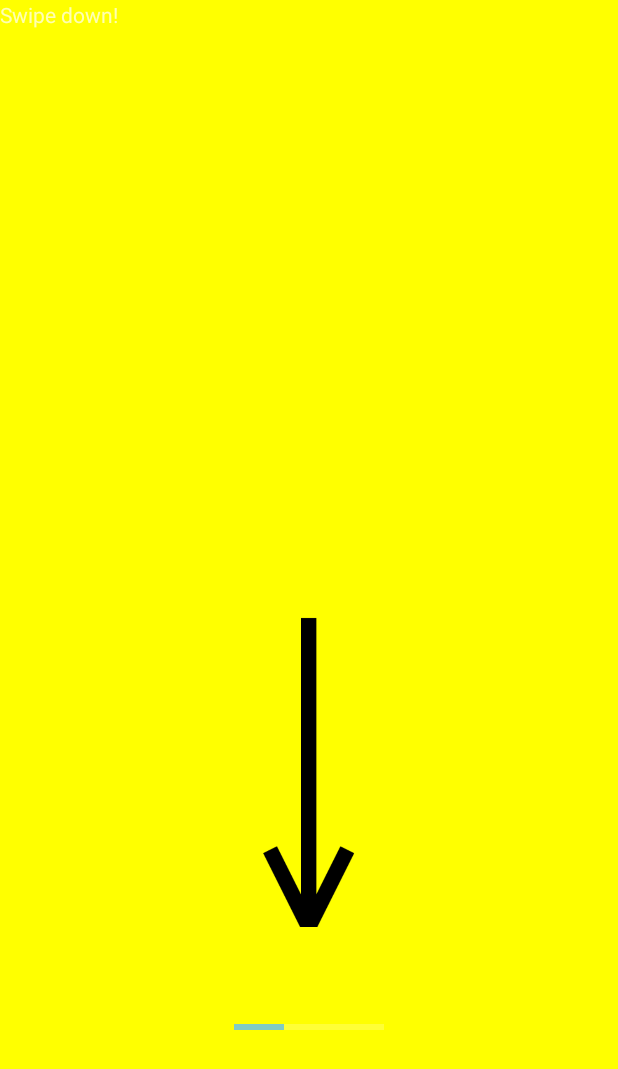
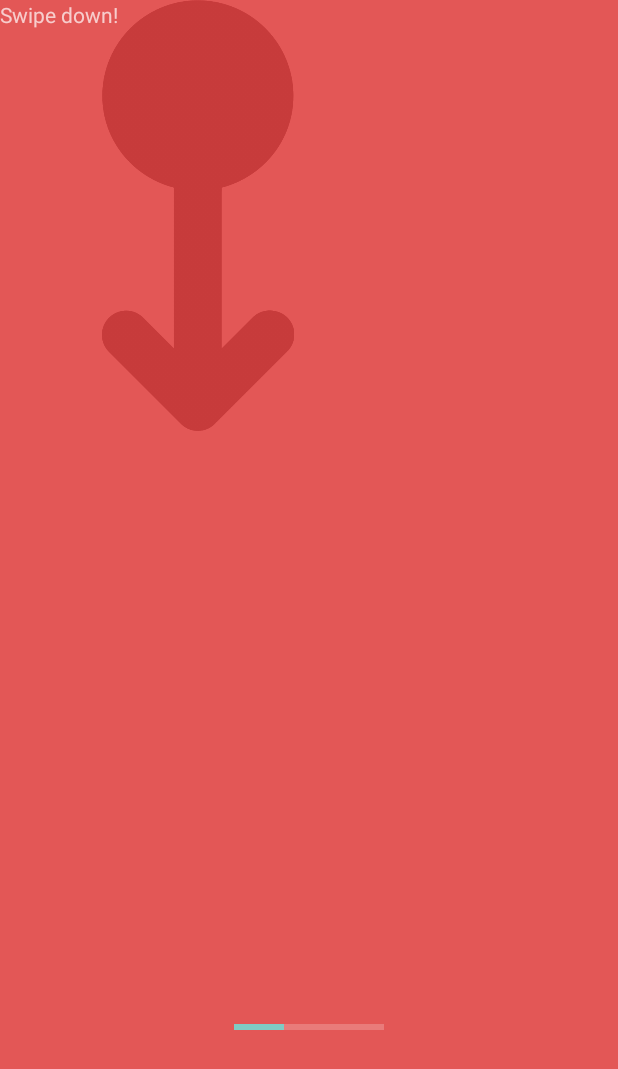
Before and after one commit to noodlegg/RPG, an Android app: the SwipeCommandFragment screen opened directly, with no data from a screen before it, on a phone screen of 412 x 824 dp. Shown: the top 1069 px of the screen. Run offline under Robolectric (Android 15) with nearby library versions, the phone set to English and light mode, and no system bars.

Commit message:
added ui to swipe cmmand

```diff
--- a/app/src/main/res/layout/fragment_swipe_command.xml
+++ b/app/src/main/res/layout/fragment_swipe_command.xml
@@ -3,7 +3,7 @@
     xmlns:tools="http://schemas.android.com/tools"
     android:layout_width="match_parent"
     android:layout_height="match_parent"
-    android:background="#FF0"
+    android:background="@drawable/solo_background"
     tools:context="com.example.sword.rpg.SwipeCommandFragment">
 
     <!-- TODO: Update blank fragment layout -->
@@ -18,8 +18,10 @@
 
     <ImageView
         android:id="@+id/arrow"
-        android:layout_width="wrap_content"
-        android:layout_height="wrap_content"
-        android:src="@drawable/arrow" />
+        android:layout_width="264dp"
+        android:layout_height="287dp"
+        android:src="@drawable/swipe_up_command"
+        android:tint="@color/RubenRedDark"
+        app:layout_constraintTop_toTopOf="parent" />/>
 
 </FrameLayout>
```
